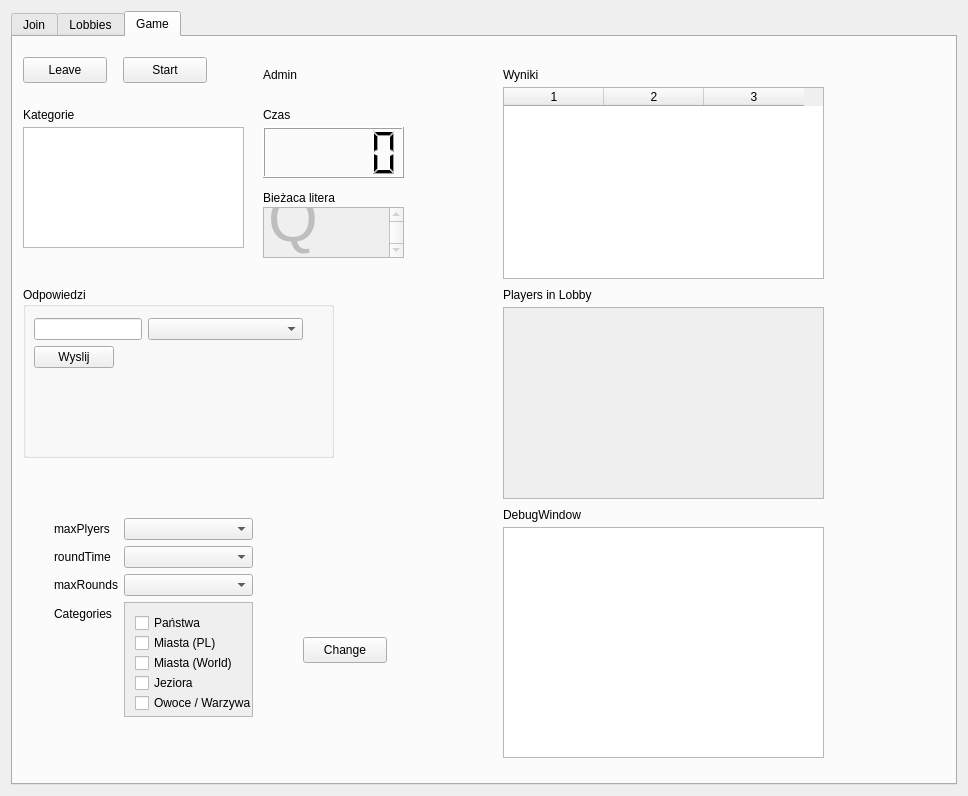
First picture: the form in ClientGui/mywidget.ui, repository homoglobina/ProjektSK2.2, before the edit.
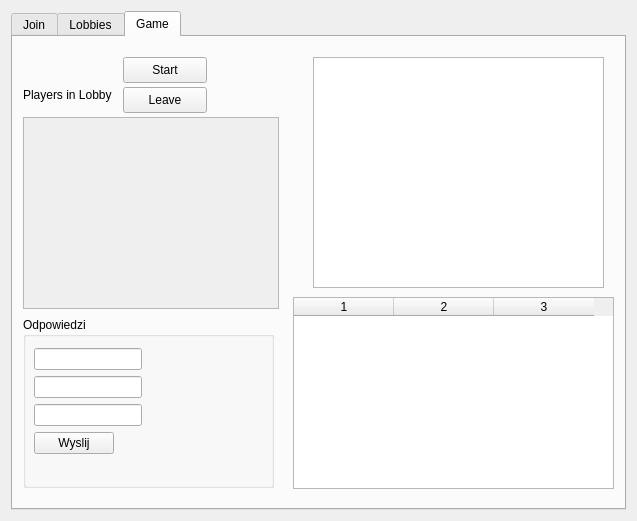
Second picture: the form after the edit. The open tabs and pages were chosen to show the change. Icons and pictures are not drawn.

Commit message: GUI: scoreboard + submitting answers (clean)

Diff of the .ui file:
```diff
--- a/ClientGui/mywidget.ui
+++ b/ClientGui/mywidget.ui
@@ -6,8 +6,8 @@
    <rect>
     <x>0</x>
     <y>0</y>
-    <width>968</width>
-    <height>796</height>
+    <width>637</width>
+    <height>521</height>
    </rect>
   </property>
   <property name="windowTitle">
@@ -220,9 +220,9 @@
        </property>
        <property name="geometry">
         <rect>
-         <x>490</x>
-         <y>270</y>
-         <width>321</width>
+         <x>10</x>
+         <y>80</y>
+         <width>256</width>
          <height>192</height>
         </rect>
        </property>
@@ -230,8 +230,8 @@
       <widget class="QPushButton" name="leaveButton">
        <property name="geometry">
         <rect>
-         <x>10</x>
-         <y>20</y>
+         <x>110</x>
+         <y>50</y>
          <width>84</width>
          <height>26</height>
         </rect>
@@ -243,8 +243,8 @@
       <widget class="QLabel" name="label">
        <property name="geometry">
         <rect>
-         <x>490</x>
-         <y>250</y>
+         <x>10</x>
+         <y>50</y>
          <width>111</width>
          <height>16</height>
         </rect>
@@ -269,9 +269,9 @@
       <widget class="QTextEdit" name="gameTextEdit">
        <property name="geometry">
         <rect>
-         <x>490</x>
-         <y>490</y>
-         <width>321</width>
+         <x>300</x>
+         <y>20</y>
+         <width>291</width>
          <height>231</height>
         </rect>
        </property>
@@ -280,8 +280,8 @@
        <property name="geometry">
         <rect>
          <x>10</x>
-         <y>250</y>
-         <width>311</width>
+         <y>280</y>
+         <width>251</width>
          <height>171</height>
         </rect>
        </property>
@@ -293,7 +293,7 @@
          <rect>
           <x>0</x>
           <y>20</y>
-          <width>291</width>
+          <width>160</width>
           <height>151</height>
          </rect>
         </property>
@@ -301,24 +301,27 @@
          <item row="0" column="0">
           <widget class="QLineEdit" name="answerEdit1"/>
          </item>
+         <item row="2" column="0">
+          <widget class="QLineEdit" name="answerEdit3"/>
+         </item>
          <item row="1" column="0">
+          <widget class="QLineEdit" name="answerEdit2"/>
+         </item>
+         <item row="3" column="0">
           <widget class="QPushButton" name="sendAnswersButton">
            <property name="text">
             <string>Wyslij</string>
            </property>
           </widget>
          </item>
-         <item row="0" column="1">
-          <widget class="QComboBox" name="categoryBox"/>
-         </item>
         </layout>
        </widget>
       </widget>
       <widget class="QTableWidget" name="scoreTable">
        <property name="geometry">
         <rect>
-         <x>490</x>
-         <y>50</y>
+         <x>280</x>
+         <y>260</y>
          <width>321</width>
          <height>192</height>
         </rect>
@@ -330,334 +333,6 @@
        <column/>
        <column/>
       </widget>
-      <widget class="QTableWidget" name="categoryWidget">
-       <property name="geometry">
-        <rect>
-         <x>10</x>
-         <y>90</y>
-         <width>221</width>
-         <height>121</height>
-        </rect>
-       </property>
-      </widget>
-      <widget class="QLabel" name="label_3">
-       <property name="geometry">
-        <rect>
-         <x>490</x>
-         <y>30</y>
-         <width>57</width>
-         <height>16</height>
-        </rect>
-       </property>
-       <property name="text">
-        <string>Wyniki</string>
-       </property>
-      </widget>
-      <widget class="QLabel" name="label_4">
-       <property name="geometry">
-        <rect>
-         <x>490</x>
-         <y>470</y>
-         <width>141</width>
-         <height>16</height>
-        </rect>
-       </property>
-       <property name="text">
-        <string>DebugWindow</string>
-       </property>
-      </widget>
-      <widget class="QLabel" name="label_5">
-       <property name="geometry">
-        <rect>
-         <x>10</x>
-         <y>70</y>
-         <width>81</width>
-         <height>16</height>
-        </rect>
-       </property>
-       <property name="text">
-        <string>Kategorie</string>
-       </property>
-      </widget>
-      <widget class="QLCDNumber" name="timeNumber">
-       <property name="geometry">
-        <rect>
-         <x>250</x>
-         <y>90</y>
-         <width>141</width>
-         <height>51</height>
-        </rect>
-       </property>
-      </widget>
-      <widget class="QLabel" name="label_6">
-       <property name="geometry">
-        <rect>
-         <x>250</x>
-         <y>70</y>
-         <width>57</width>
-         <height>16</height>
-        </rect>
-       </property>
-       <property name="text">
-        <string>Czas</string>
-       </property>
-      </widget>
-      <widget class="QTextEdit" name="currentLetter">
-       <property name="enabled">
-        <bool>false</bool>
-       </property>
-       <property name="geometry">
-        <rect>
-         <x>250</x>
-         <y>170</y>
-         <width>141</width>
-         <height>51</height>
-        </rect>
-       </property>
-       <property name="font">
-        <font>
-         <bold>true</bold>
-        </font>
-       </property>
-       <property name="html">
-        <string>&lt;!DOCTYPE HTML PUBLIC &quot;-//W3C//DTD HTML 4.0//EN&quot; &quot;http://www.w3.org/TR/REC-html40/strict.dtd&quot;&gt;
-&lt;html&gt;&lt;head&gt;&lt;meta name=&quot;qrichtext&quot; content=&quot;1&quot; /&gt;&lt;meta charset=&quot;utf-8&quot; /&gt;&lt;style type=&quot;text/css&quot;&gt;
-p, li { white-space: pre-wrap; }
-hr { height: 1px; border-width: 0; }
-li.unchecked::marker { content: &quot;\2610&quot;; }
-li.checked::marker { content: &quot;\2612&quot;; }
-&lt;/style&gt;&lt;/head&gt;&lt;body style=&quot; font-family:'Cantarell'; font-size:10pt; font-weight:700; font-style:normal;&quot;&gt;
-&lt;p style=&quot; margin-top:0px; margin-bottom:0px; margin-left:0px; margin-right:0px; -qt-block-indent:0; text-indent:0px;&quot;&gt;&lt;span style=&quot; font-size:48pt; font-weight:400;&quot;&gt;Q&lt;/span&gt;&lt;/p&gt;
-&lt;p style=&quot;-qt-paragraph-type:empty; margin-top:0px; margin-bottom:0px; margin-left:0px; margin-right:0px; -qt-block-indent:0; text-indent:0px; font-size:48pt; font-weight:400;&quot;&gt;&lt;br /&gt;&lt;/p&gt;&lt;/body&gt;&lt;/html&gt;</string>
-       </property>
-      </widget>
-      <widget class="QLabel" name="label_7">
-       <property name="geometry">
-        <rect>
-         <x>250</x>
-         <y>140</y>
-         <width>91</width>
-         <height>41</height>
-        </rect>
-       </property>
-       <property name="text">
-        <string>Bieżaca litera</string>
-       </property>
-      </widget>
-      <widget class="QLabel" name="label_8">
-       <property name="geometry">
-        <rect>
-         <x>250</x>
-         <y>30</y>
-         <width>57</width>
-         <height>16</height>
-        </rect>
-       </property>
-       <property name="text">
-        <string>Admin</string>
-       </property>
-      </widget>
-      <widget class="QLabel" name="adminLed">
-       <property name="geometry">
-        <rect>
-         <x>300</x>
-         <y>20</y>
-         <width>30</width>
-         <height>30</height>
-        </rect>
-       </property>
-       <property name="text">
-        <string/>
-       </property>
-      </widget>
-      <widget class="QWidget" name="formLayoutWidget_2">
-       <property name="geometry">
-        <rect>
-         <x>30</x>
-         <y>470</y>
-         <width>221</width>
-         <height>221</height>
-        </rect>
-       </property>
-       <layout class="QFormLayout" name="formLayout_2">
-        <item row="0" column="0">
-         <widget class="QLabel" name="label_9">
-          <property name="sizePolicy">
-           <sizepolicy hsizetype="Maximum" vsizetype="Preferred">
-            <horstretch>0</horstretch>
-            <verstretch>0</verstretch>
-           </sizepolicy>
-          </property>
-          <property name="text">
-           <string>maxPlyers</string>
-          </property>
-         </widget>
-        </item>
-        <item row="0" column="1">
-         <widget class="QComboBox" name="playersBox"/>
-        </item>
-        <item row="1" column="0">
-         <widget class="QLabel" name="label_10">
-          <property name="sizePolicy">
-           <sizepolicy hsizetype="Maximum" vsizetype="Preferred">
-            <horstretch>0</horstretch>
-            <verstretch>0</verstretch>
-           </sizepolicy>
-          </property>
-          <property name="text">
-           <string>roundTime</string>
-          </property>
-         </widget>
-        </item>
-        <item row="1" column="1">
-         <widget class="QComboBox" name="roundTimeBox">
-          <property name="sizePolicy">
-           <sizepolicy hsizetype="Minimum" vsizetype="Fixed">
-            <horstretch>0</horstretch>
-            <verstretch>0</verstretch>
-           </sizepolicy>
-          </property>
-         </widget>
-        </item>
-        <item row="2" column="0">
-         <widget class="QLabel" name="label_11">
-          <property name="sizePolicy">
-           <sizepolicy hsizetype="Maximum" vsizetype="Preferred">
-            <horstretch>0</horstretch>
-            <verstretch>0</verstretch>
-           </sizepolicy>
-          </property>
-          <property name="text">
-           <string>maxRounds</string>
-          </property>
-         </widget>
-        </item>
-        <item row="2" column="1">
-         <widget class="QComboBox" name="maxRoundsBox"/>
-        </item>
-        <item row="3" column="0">
-         <widget class="QLabel" name="label_12">
-          <property name="sizePolicy">
-           <sizepolicy hsizetype="Maximum" vsizetype="Preferred">
-            <horstretch>0</horstretch>
-            <verstretch>0</verstretch>
-           </sizepolicy>
-          </property>
-          <property name="text">
-           <string>Categories</string>
-          </property>
-         </widget>
-        </item>
-        <item row="3" column="1">
-         <widget class="QScrollArea" name="scrollArea">
-          <property name="widgetResizable">
-           <bool>true</bool>
-          </property>
-          <widget class="QWidget" name="scrollAreaWidgetContents">
-           <property name="geometry">
-            <rect>
-             <x>0</x>
-             <y>0</y>
-             <width>147</width>
-             <height>145</height>
-            </rect>
-           </property>
-           <widget class="QCheckBox" name="checkCountry">
-            <property name="geometry">
-             <rect>
-              <x>10</x>
-              <y>10</y>
-              <width>101</width>
-              <height>20</height>
-             </rect>
-            </property>
-            <property name="text">
-             <string>Państwa</string>
-            </property>
-           </widget>
-           <widget class="QCheckBox" name="checkCityPl">
-            <property name="geometry">
-             <rect>
-              <x>10</x>
-              <y>30</y>
-              <width>111</width>
-              <height>20</height>
-             </rect>
-            </property>
-            <property name="text">
-             <string>Miasta (PL)</string>
-            </property>
-           </widget>
-           <widget class="QCheckBox" name="checkCityWorld">
-            <property name="geometry">
-             <rect>
-              <x>10</x>
-              <y>50</y>
-              <width>131</width>
-              <height>20</height>
-             </rect>
-            </property>
-            <property name="text">
-             <string>Miasta (World)</string>
-            </property>
-           </widget>
-           <widget class="QCheckBox" name="checkLake">
-            <property name="geometry">
-             <rect>
-              <x>10</x>
-              <y>70</y>
-              <width>85</width>
-              <height>20</height>
-             </rect>
-            </property>
-            <property name="text">
-             <string>Jeziora</string>
-            </property>
-           </widget>
-           <widget class="QCheckBox" name="checkFruit">
-            <property name="geometry">
-             <rect>
-              <x>10</x>
-              <y>90</y>
-              <width>141</width>
-              <height>20</height>
-             </rect>
-            </property>
-            <property name="text">
-             <string>Owoce / Warzywa</string>
-            </property>
-           </widget>
-           <widget class="QCheckBox" name="checkName">
-            <property name="geometry">
-             <rect>
-              <x>10</x>
-              <y>110</y>
-              <width>121</width>
-              <height>20</height>
-             </rect>
-            </property>
-            <property name="text">
-             <string>Imiona</string>
-            </property>
-           </widget>
-          </widget>
-         </widget>
-        </item>
-       </layout>
-      </widget>
-      <widget class="QPushButton" name="settingsButton">
-       <property name="geometry">
-        <rect>
-         <x>290</x>
-         <y>600</y>
-         <width>84</width>
-         <height>26</height>
-        </rect>
-       </property>
-       <property name="text">
-        <string>Change</string>
-       </property>
-      </widget>
      </widget>
     </widget>
    </item>
```
Left out of the diff: 38 changed lines with no effect on the pictures. The commit also changes 2 other files.
